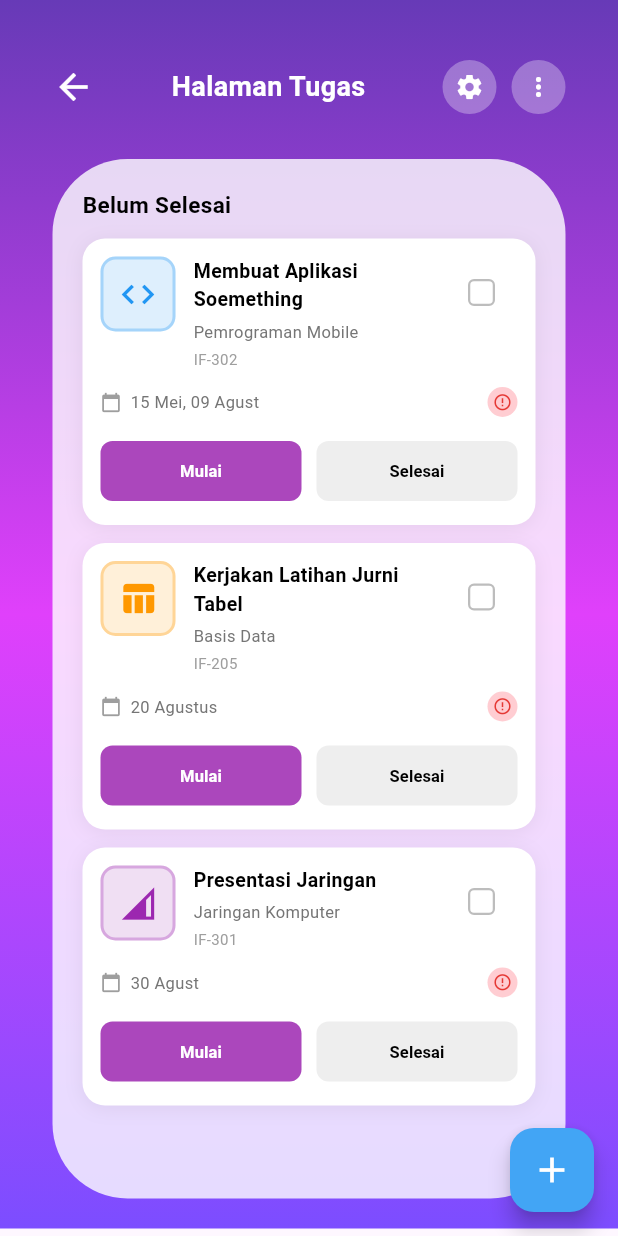
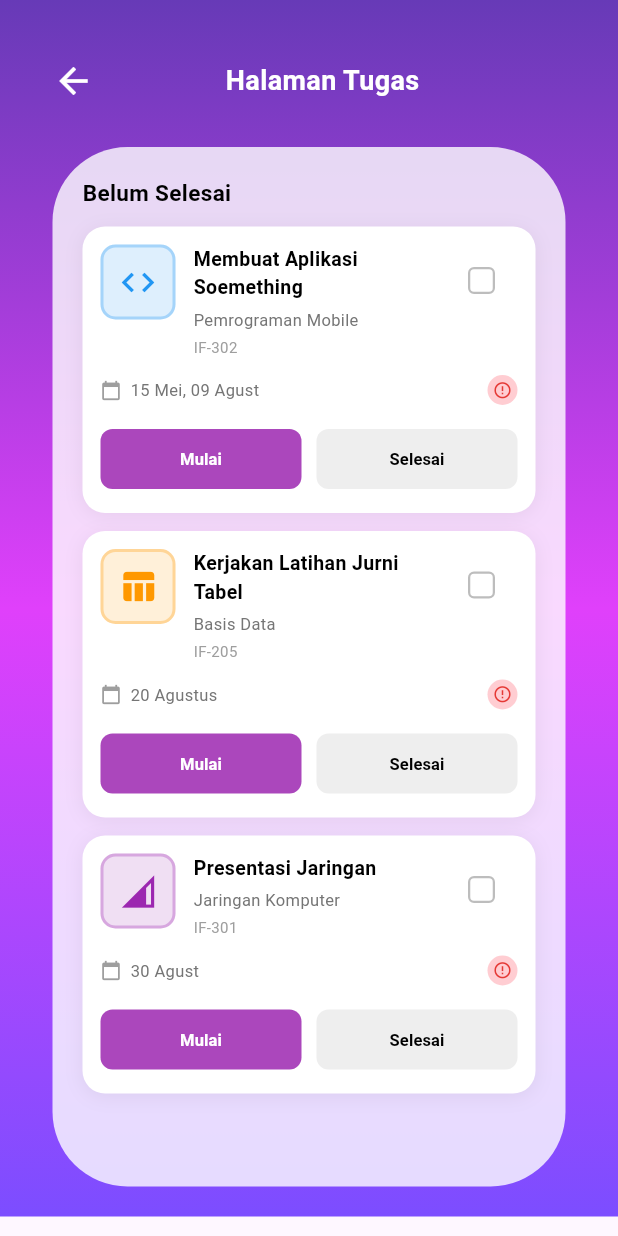
Before and after one commit to Gotari/Project-PAM-Sem-4, a Flutter app: the HalamanTugas screen opened directly, on a phone screen of 412 x 824 dp. Run offline on Flutter 3.47's test engine with Material 3 defaults, Android fonts, the phone set to English and light mode, and no system bars.

Commit message:
ini paling update

```diff
--- a/lib/halamanTugas.dart
+++ b/lib/halamanTugas.dart
@@ -1,7 +1,7 @@
 import 'package:flutter/material.dart';
 
 class HalamanTugas extends StatefulWidget {
-  const HalamanTugas({Key? key}) : super(key: key);
+  const HalamanTugas({super.key});
 
   @override
   State<HalamanTugas> createState() => _HalamanTugasState();
@@ -94,35 +94,7 @@ class _HalamanTugasState extends State<HalamanTugas> {
                             fontWeight: FontWeight.bold,
                           ),
                         ),
-                        Row(
-                          children: [
-                            Container(
-                              decoration: BoxDecoration(
-                                color: Colors.white.withOpacity(0.3),
-                                borderRadius: BorderRadius.circular(50),
-                              ),
-                              padding: const EdgeInsets.all(8),
-                              child: const Icon(
-                                Icons.settings,
-                                color: Colors.white,
-                                size: 20,
-                              ),
-                            ),
-                            const SizedBox(width: 10),
-                            Container(
-                              decoration: BoxDecoration(
-                                color: Colors.white.withOpacity(0.3),
-                                borderRadius: BorderRadius.circular(50),
-                              ),
-                              padding: const EdgeInsets.all(8),
-                              child: const Icon(
-                                Icons.more_vert,
-                                color: Colors.white,
-                                size: 20,
-                              ),
-                            ),
-                          ],
-                        ),
+                        Row(children: [const SizedBox(width: 10)]),
                       ],
                     ),
                     // Filter buttons
@@ -135,7 +107,7 @@ class _HalamanTugasState extends State<HalamanTugas> {
                 child: Container(
                   decoration: BoxDecoration(
                     color: Colors.white.withOpacity(0.8),
-                    borderRadius: BorderRadius.circular(50)
+                    borderRadius: BorderRadius.circular(50),
                   ),
                   padding: const EdgeInsets.all(20),
                   child: Column(
@@ -335,7 +307,7 @@ class _HalamanTugasState extends State<HalamanTugas> {
                             ),
                           ),
                         );
-                      }).toList(),
+                      }),
                       const SizedBox(height: 30),
                     ],
                   ),
@@ -345,11 +317,6 @@ class _HalamanTugasState extends State<HalamanTugas> {
           ),
         ),
       ),
-      floatingActionButton: FloatingActionButton(
-        onPressed: () {},
-        backgroundColor: Colors.blue[400],
-        child: const Icon(Icons.add, color: Colors.white, size: 28),
-      ),
     );
   }
 }
```
